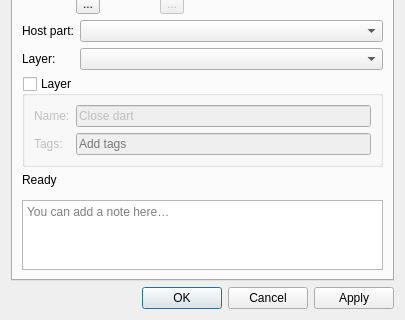
This is src/libs/vtools/dialogs/tools/odialogtransfert.ui in equinox-patterns/Ostara as Qt 5 draws it before an edit; both pictures show x 0 to 405 and y 159 to 479 of the 405 by 479 pixel window. The edited form follows.
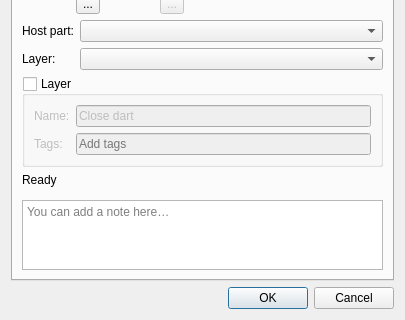
This is the edited form. Icons and pictures are not drawn. Custom widgets are drawn as their Qt base class.

Patch:
```diff
--- a/src/libs/vtools/dialogs/tools/odialogtransfert.ui
+++ b/src/libs/vtools/dialogs/tools/odialogtransfert.ui
@@ -343,7 +343,7 @@
       <enum>Qt::Orientation::Horizontal</enum>
      </property>
      <property name="standardButtons">
-      <set>QDialogButtonBox::StandardButton::Apply|QDialogButtonBox::StandardButton::Cancel|QDialogButtonBox::StandardButton::Ok</set>
+      <set>QDialogButtonBox::StandardButton::Cancel|QDialogButtonBox::StandardButton::Ok</set>
      </property>
     </widget>
    </item>
```
Left out of the diff: 36 changed lines with no effect on the pictures.
